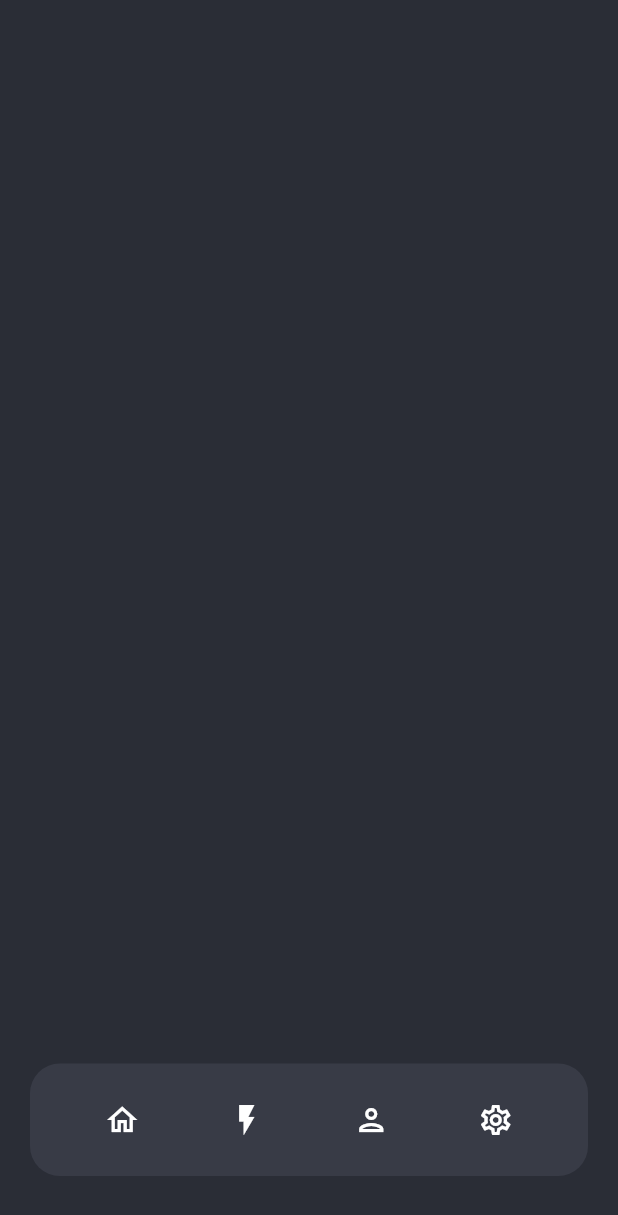
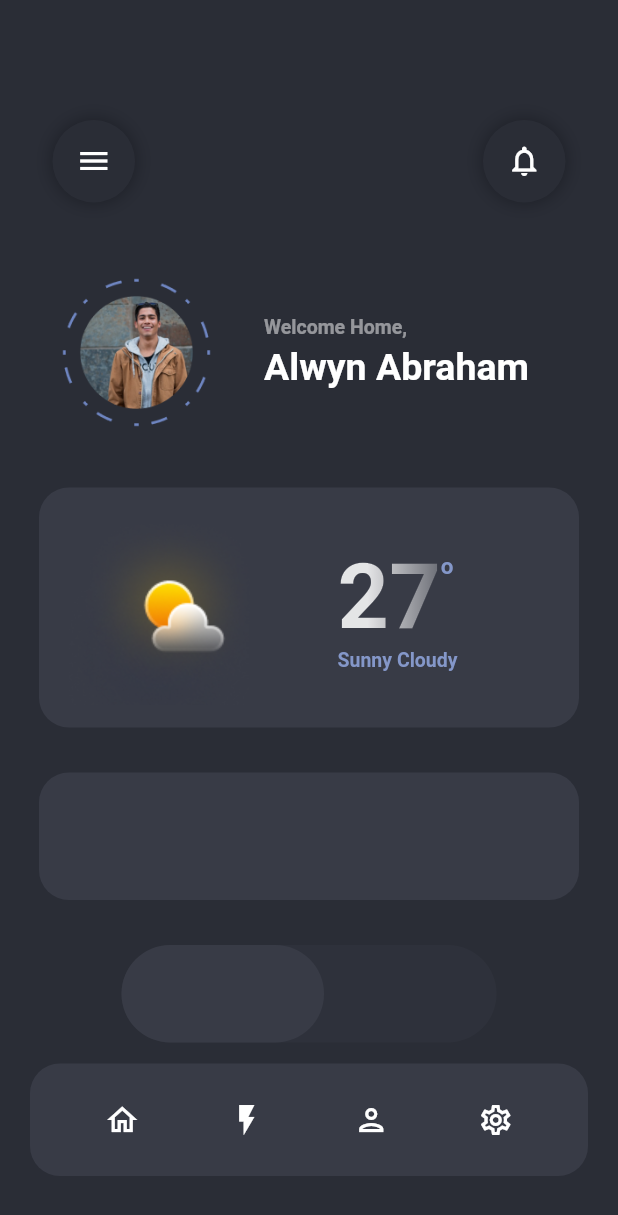
Before and after one commit to 0VERRIDER/smarthome, a Flutter app: the HomePage screen opened by its route, on a phone screen of 412 x 824 dp. Shown: the top 1215 px of the screen. Run offline on Flutter 3.47's test engine with Material 2 defaults, Android fonts, the light colour scheme and no system bars.

Commit message:
home page

```diff
--- /dev/null
+++ b/lib/components/gradienttext.dart
@@ -0,0 +1,24 @@
+import 'package:flutter/material.dart';
+
+class GradientText extends StatelessWidget {
+  const GradientText(
+    this.text, {
+    required this.gradient,
+    this.style,
+  });
+
+  final String text;
+  final TextStyle? style;
+  final Gradient gradient;
+
+  @override
+  Widget build(BuildContext context) {
+    return ShaderMask(
+      blendMode: BlendMode.srcIn,
+      shaderCallback: (bounds) => gradient.createShader(
+        Rect.fromLTWH(20, 0, bounds.width, bounds.height),
+      ),
+      child: Text(text, style: style),
+    );
+  }
+}
--- /dev/null
+++ b/lib/components/menubutton.dart
@@ -0,0 +1,38 @@
+import 'package:flutter/material.dart';
+
+class MenuButton extends StatefulWidget {
+  MenuButton({Key? key, this.icon, required this.left, required this.right})
+      : super(key: key);
+
+  final IconData? icon;
+  final double left;
+  final double right;
+  @override
+  State<MenuButton> createState() => _MenuButtonState();
+}
+
+class _MenuButtonState extends State<MenuButton> {
+  @override
+  Widget build(BuildContext context) {
+    return Container(
+        margin: EdgeInsets.only(left: widget.left, right: widget.right),
+        width: 55,
+        height: 55,
+        decoration: BoxDecoration(
+            borderRadius: BorderRadius.circular(60),
+            boxShadow: const [
+              BoxShadow(
+                  color: Color.fromRGBO(12, 14, 19, 0.5),
+                  blurRadius: 10,
+                  offset: Offset(0, 0))
+            ],
+            color: const Color.fromRGBO(42, 45, 54, 1)),
+        child: TextButton(
+          onPressed: () {},
+          child: Icon(
+            widget.icon,
+            color: Colors.white,
+          ),
+        ));
+  }
+}
--- a/lib/home/home.dart
+++ b/lib/home/home.dart
@@ -1,5 +1,7 @@
 import 'package:flutter/material.dart';
 import 'package:smarthome/components/bottomnavbar.dart';
+import 'package:smarthome/components/gradienttext.dart';
+import 'package:smarthome/components/menubutton.dart';
 
 class HomePage extends StatefulWidget {
   const HomePage({Key? key}) : super(key: key);
@@ -13,7 +15,161 @@ class _HomePageState extends State<HomePage> {
   Widget build(BuildContext context) {
     return Scaffold(
       backgroundColor: const Color.fromRGBO(42, 45, 54, 1),
-      body: Container(),
+      body: SingleChildScrollView(
+        child: Column(children: [
+          const SizedBox(
+            height: 80,
+          ),
+          Row(
+            mainAxisAlignment: MainAxisAlignment.spaceBetween,
+            mainAxisSize: MainAxisSize.max,
+            children: [
+              MenuButton(
+                icon: Icons.menu,
+                left: 35,
+                right: 0,
+              ),
+              MenuButton(
+                icon: Icons.notifications_outlined,
+                left: 0,
+                right: 35,
+              )
+            ],
+          ),
+          Container(
+              width: 360,
+              height: 180,
+              margin: const EdgeInsets.only(top: 10, left: 30),
+              child: Row(
+                children: [
+                  Image.asset("assets/img/dp.png", width: 100),
+                  Container(
+                    margin: const EdgeInsets.only(left: 35),
+                    child: Column(
+                      crossAxisAlignment: CrossAxisAlignment.start,
+                      mainAxisAlignment: MainAxisAlignment.center,
+                      children: [
+                        Container(
+                          margin: const EdgeInsets.only(bottom: 5),
+                          child: const Text(
+                            "Welcome Home,",
+                            style: TextStyle(
+                                color: Color.fromRGBO(255, 255, 255, 0.5),
+                                fontSize: 13,
+                                fontWeight: FontWeight.bold),
+                          ),
+                        ),
+                        const Text(
+                          "Alwyn Abraham",
+                          style: TextStyle(
+                              color: Color.fromRGBO(255, 255, 255, 1),
+                              fontSize: 25,
+                              fontWeight: FontWeight.bold),
+                        )
+                      ],
+                    ),
+                  )
+                ],
+              )),
+          Container(
+            width: 360,
+            height: 160,
+            decoration: BoxDecoration(
+                color: const Color.fromRGBO(56, 59, 70, 1),
+                borderRadius: BorderRadius.circular(20)),
+            child: Row(children: [
+              Container(
+                  margin: const EdgeInsets.only(left: 20),
+                  child: Image.asset("assets/img/sunny_cloudy.png")),
+              Container(
+                margin: const EdgeInsets.only(left: 40),
+                child: Column(
+                  crossAxisAlignment: CrossAxisAlignment.start,
+                  mainAxisAlignment: MainAxisAlignment.center,
+                  children: [
+                    Row(
+                      children: [
+                        const GradientText(
+                          "27",
+                          style: TextStyle(
+                              fontSize: 60, fontWeight: FontWeight.bold),
+                          gradient: LinearGradient(colors: [
+                            Color.fromRGBO(255, 255, 255, 1),
+                            Color.fromRGBO(255, 255, 255, 0)
+                          ]),
+                        ),
+                        Container(
+                            margin: const EdgeInsets.only(bottom: 40),
+                            child: const Text("o",
+                                style: TextStyle(
+                                    fontSize: 15,
+                                    fontWeight: FontWeight.bold,
+                                    color: Color.fromRGBO(132, 151, 201, 1))))
+                      ],
+                    ),
+                    const Text("Sunny Cloudy",
+                        style: TextStyle(
+                            fontSize: 13,
+                            fontWeight: FontWeight.bold,
+                            color: Color.fromRGBO(132, 151, 201, 1)))
+                  ],
+                ),
+              )
+            ]),
+          ),
+          Container(
+            width: 360,
+            height: 85,
+            margin: const EdgeInsets.only(top: 30),
+            decoration: BoxDecoration(
+                color: const Color.fromRGBO(56, 59, 70, 1),
+                borderRadius: BorderRadius.circular(20)),
+          ),
+          Stack(children: [
+            Container(
+              width: 250,
+              height: 65,
+              margin: const EdgeInsets.only(top: 30),
+              decoration: BoxDecoration(
+                  color: const Color.fromRGBO(56, 59, 70, 0.3),
+                  borderRadius: BorderRadius.circular(80)),
+            ),
+            Container(
+              width: 135,
+              height: 65,
+              margin: const EdgeInsets.only(top: 30),
+              decoration: BoxDecoration(
+                  color: const Color.fromRGBO(56, 59, 70, 1),
+                  borderRadius: BorderRadius.circular(80)),
+            ),
+          ]),
+          Container(
+            margin: const EdgeInsets.only(top: 50),
+            child: Row(
+              mainAxisAlignment: MainAxisAlignment.spaceEvenly,
+              children: [
+                Container(
+                  width: 180,
+                  height: 220,
+                  decoration: const BoxDecoration(
+                    color: Color.fromRGBO(56, 59, 70, 1),
+                  ),
+                ),
+                Container(
+                  width: 180,
+                  height: 220,
+                  decoration: const BoxDecoration(
+                    color: Color.fromRGBO(56, 59, 70, 1),
+                  ),
+                ),
+              ],
+            ),
+          ),
+          const SizedBox(
+            height: 60,
+          )
+        ]),
+      ),
       bottomNavigationBar: const BottomNavBar(),
     );
   }
--- a/lib/prelogin/welcome.dart
+++ b/lib/prelogin/welcome.dart
@@ -15,9 +15,12 @@ class _WelcomePageState extends State<WelcomePage> {
       child: Column(children: [
         Container(
             margin: const EdgeInsets.only(top: 200),
-            child: Image.asset("assets/img/SHLOGO.png")),
+            child: Image.asset(
+              "assets/img/SHLOGO.png",
+              width: 230,
+            )),
         Container(
-            margin: const EdgeInsets.only(top: 300),
+            margin: const EdgeInsets.only(top: 270),
             width: 360,
             height: 75,
             child: ElevatedButton(
```
Also changed, not shown: assets/img/SHLOGO.png, assets/img/dp.png (added), assets/img/sunny_cloudy.png (added).
